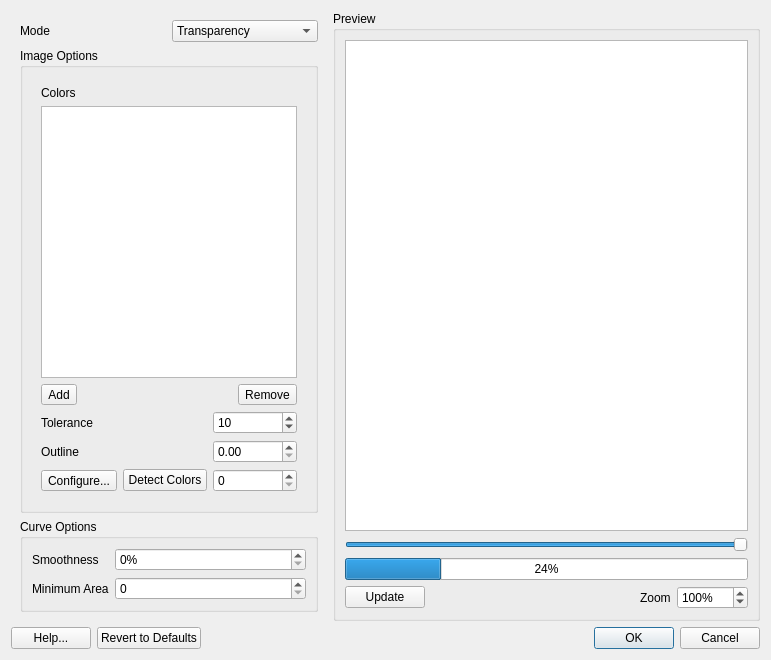
Before: the Qt Designer form src/gui/widgets/dialogs/trace_dialog.ui in mbasaglia/glaxnimate, drawn with Qt 5.
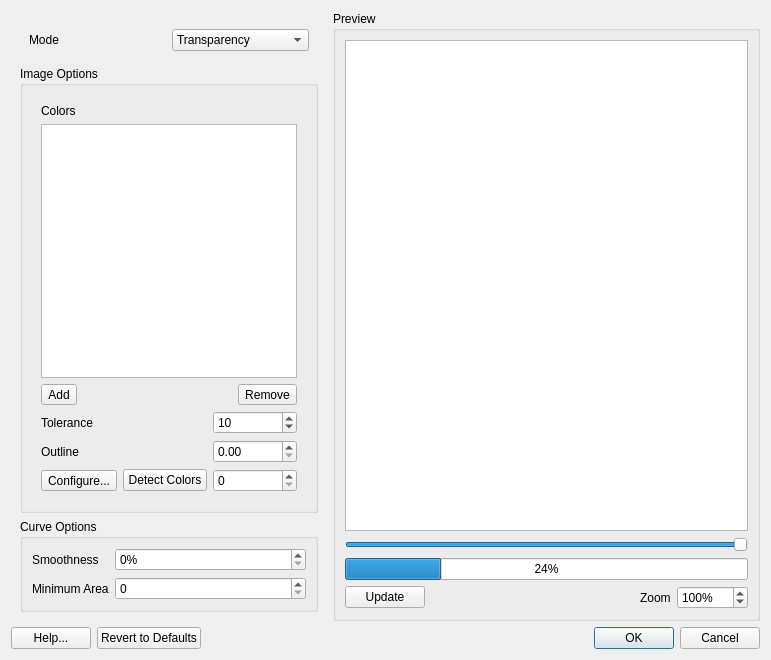
After: the same form once the commit is applied. Icons and pictures are not drawn. Custom widgets are drawn as their Qt base class.

Diff of the .ui file:
```diff
--- a/src/gui/widgets/dialogs/trace_dialog.ui
+++ b/src/gui/widgets/dialogs/trace_dialog.ui
@@ -30,6 +30,7 @@
        </property>
        <layout class="QVBoxLayout" name="verticalLayout">
         <item>
+         <widget class="QWidget" name="mode_container" native="true">
          <layout class="QHBoxLayout" name="horizontalLayout">
           <item>
            <widget class="QLabel" name="label">
@@ -63,6 +64,7 @@
            </widget>
           </item>
          </layout>
+         </widget>
         </item>
         <item>
          <widget class="QGroupBox" name="groupBox_2">
```
Left out of the diff: 37 changed lines with no effect on the pictures. Lines whose indentation alone changed are shown as unchanged.
